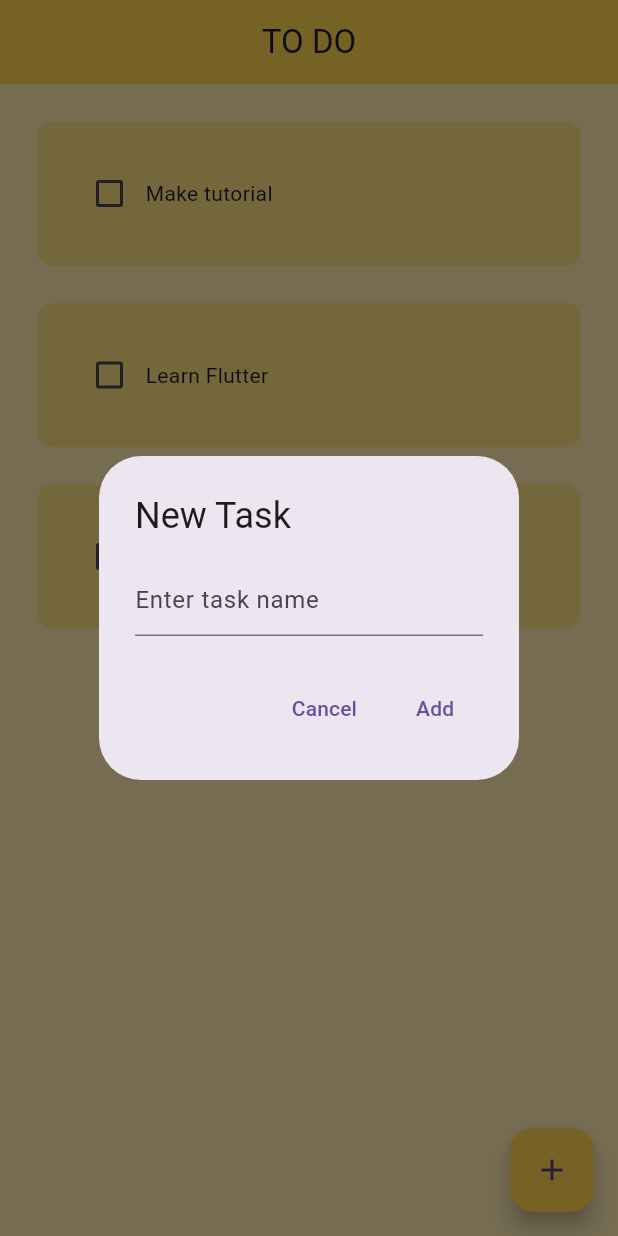
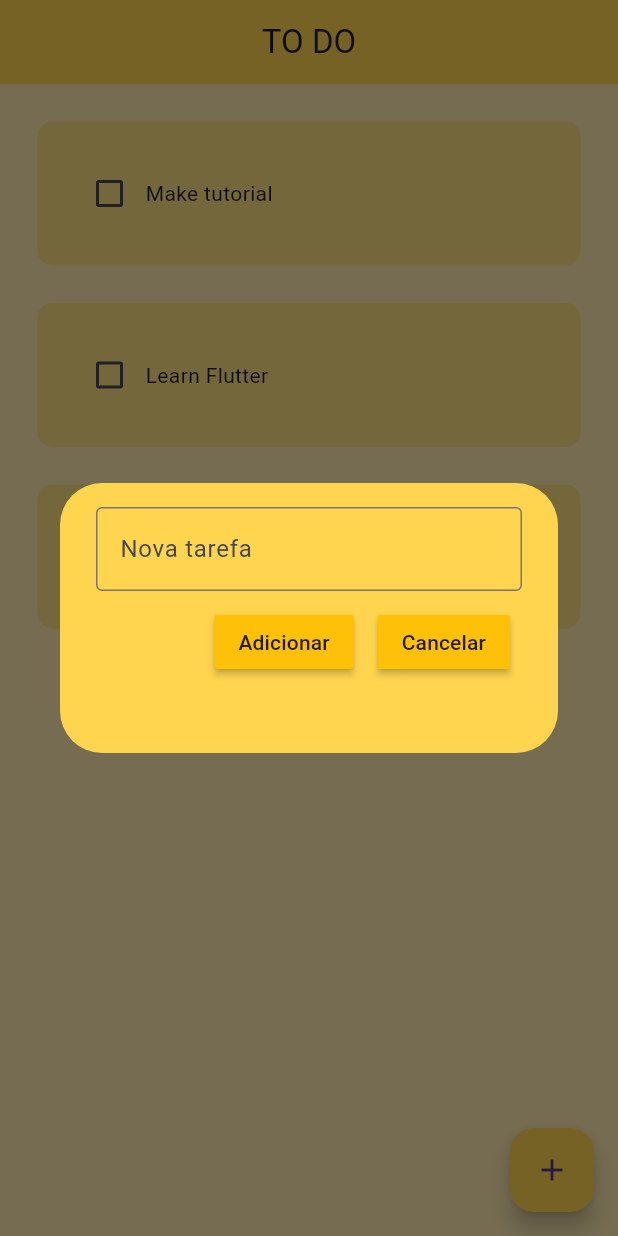
Before and after one commit to pewilliam/todo_flutter, a Flutter app: the screen it shows after launch, after a tap on the "add" icon, on a phone screen of 412 x 824 dp. Run offline on Flutter 3.47's test engine with Material 3 defaults, Android fonts, the phone set to English and light mode, and no system bars; drawn by our look-alikes of flutter_slidable.

Commit message:
Adicionada função para deletar tarefas

```diff
--- a/lib/pages/home_page.dart
+++ b/lib/pages/home_page.dart
@@ -1,6 +1,7 @@
 // ignore_for_file: prefer_const_constructors, prefer_const_literals_to_create_immutables
 
 import 'package:flutter/material.dart';
+import 'package:todoapp/util/dialog_box.dart';
 import 'package:todoapp/util/todo_tile.dart';
 
 class HomePage extends StatefulWidget {
@@ -11,6 +12,8 @@ class HomePage extends StatefulWidget {
 }
 
 class _HomePageState extends State<HomePage> {
+  final _controller = TextEditingController();
+
   List toDoList = [
     ["Make tutorial", false],
     ["Learn Flutter", false],
@@ -23,40 +26,31 @@ class _HomePageState extends State<HomePage> {
     });
   }
 
+  void saveNewTask() {
+    Navigator.of(context).pop();
+    setState(() {
+      toDoList.add([_controller.text, false]);
+      _controller.clear();
+    });
+  }
+
   void createNewTask() {
-    String newTask = '';
-
     showDialog(
       context: context,
       builder: (context) {
-        return AlertDialog(
-          title: Text('New Task'),
-          content: TextField(
-            decoration: InputDecoration(hintText: 'Enter task name'),
-            onChanged: (value) {
-              newTask = value;
-            },
-          ),
-          actions: [
-            TextButton(
-              onPressed: () {
-                Navigator.of(context).pop();
-              },
-              child: Text('Cancel'),
-            ),
-            TextButton(
-              onPressed: () {
-                setState(() {
-                  toDoList.add([newTask, false]);
-                });
-                Navigator.of(context).pop();
-              },
-              child: Text('Add'),
-            ),
-          ],
+        return DialogBox(
+          controller: _controller,
+          onSave: saveNewTask,
+          onCancel: () => Navigator.of(context).pop(),
         );
       },
     );
+  }
+
+  void deleteTask(int index) {
+    setState(() {
+      toDoList.removeAt(index);
+    });
   }
 
   @override
@@ -78,10 +72,23 @@ class _HomePageState extends State<HomePage> {
       body: ListView.builder(
         itemCount: toDoList.length,
         itemBuilder: (context, index) {
-          return ToDoTile(
-            taskName: toDoList[index][0],
-            isCompleted: toDoList[index][1],
-            onChanged: (value) => checkBoxChanged(value, index),
+          return Dismissible(
+            key: Key(toDoList[index][0]),
+            onDismissed: (direction) {
+              deleteTask(index);
+              ScaffoldMessenger.of(context).showSnackBar(
+                SnackBar(
+                  content: Text("Task deleted"),
+                ),
+              );
+            },
+            background: Container(color: Colors.red),
+            child: ToDoTile(
+              taskName: toDoList[index][0],
+              isCompleted: toDoList[index][1],
+              onChanged: (value) => checkBoxChanged(value, index),
+              deleteFunction: (context) => deleteTask(index),
+            ),
           );
         },
       ),
--- /dev/null
+++ b/lib/util/button.dart
@@ -0,0 +1,24 @@
+import 'package:flutter/material.dart';
+
+class MyButton extends StatelessWidget {
+  final String text;
+  final VoidCallback onPressed;
+
+  const MyButton({
+    super.key,
+    required this.text,
+    required this.onPressed,
+  });
+
+  @override
+  Widget build(BuildContext context) {
+    return Padding(
+      padding: const EdgeInsets.only(left: 8, top: 10, right: 8, bottom: 10),
+      child: MaterialButton(
+        onPressed: onPressed,
+        color: Theme.of(context).primaryColor,
+        child: Text(text),
+      ),
+    );
+  }
+}
--- /dev/null
+++ b/lib/util/dialog_box.dart
@@ -0,0 +1,48 @@
+import 'package:flutter/material.dart';
+import 'package:todoapp/util/button.dart';
+
+class DialogBox extends StatelessWidget {
+  final TextEditingController controller;
+  final VoidCallback onSave;
+  final VoidCallback onCancel;
+
+  DialogBox({
+    super.key,
+    required this.controller,
+    required this.onSave,
+    required this.onCancel,
+  });
+
+  @override
+  Widget build(BuildContext context) {
+    return AlertDialog(
+      backgroundColor: Colors.amber.shade300,
+      content: Container(
+        height: 140,
+        width: 300,
+        child: Column(
+          children: [
+            TextField(
+              controller: controller,
+              decoration: InputDecoration(
+                  border: OutlineInputBorder(), hintText: "Nova tarefa"),
+            ),
+            Row(
+              mainAxisAlignment: MainAxisAlignment.end,
+              children: [
+                MyButton(
+                  text: "Adicionar",
+                  onPressed: onSave,
+                ),
+                MyButton(
+                  text: "Cancelar",
+                  onPressed: onCancel,
+                )
+              ],
+            )
+          ],
+        ),
+      ),
+    );
+  }
+}
--- a/lib/util/todo_tile.dart
+++ b/lib/util/todo_tile.dart
@@ -1,15 +1,18 @@
 import 'package:flutter/material.dart';
+import 'package:flutter_slidable/flutter_slidable.dart';
 
 class ToDoTile extends StatelessWidget {
   final String taskName;
   final bool isCompleted;
   final Function(bool?)? onChanged;
+  final Function(BuildContext)? deleteFunction;
 
-  const ToDoTile({
+  ToDoTile({
     super.key,
     required this.taskName,
     required this.isCompleted,
     required this.onChanged,
+    required this.deleteFunction,
   });
 
   @override
@@ -19,6 +22,18 @@ class ToDoTile extends StatelessWidget {
         left: 25,
         right: 25,
         top: 25,
+      ),
+      child: Slidable(
+        endActionPane: ActionPane(
+          motion: StretchMotion(),
+          children: [
+            SlidableAction(
+              onPressed: deleteFunction,
+              icon: Icons.delete,
+              backgroundColor: Colors.red,
+              borderRadius: BorderRadius.circular(10),
+            )
+          ],
         ),
         child: Container(
           padding: const EdgeInsets.all(24),
@@ -42,6 +57,7 @@ class ToDoTile extends StatelessWidget {
             ],
           ),
         ),
+      ),
     );
   }
 }
```
Also changed, not shown: pubspec.yaml (+3 -4 lines), pubspec.lock. Lines whose indentation alone changed are shown as unchanged.
